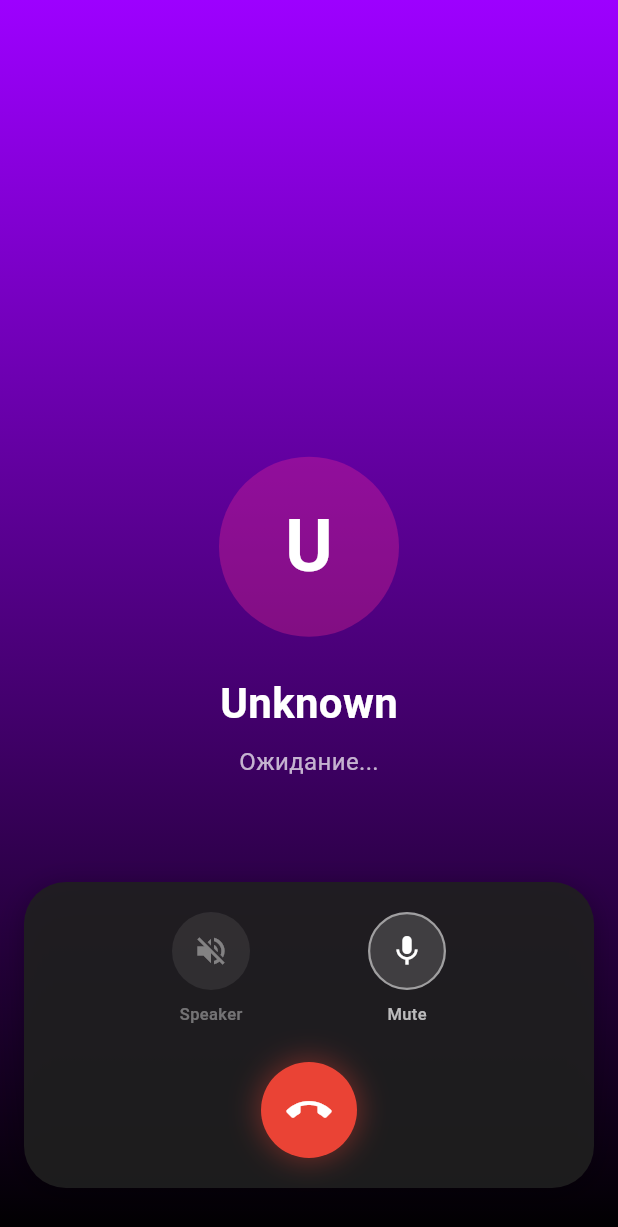
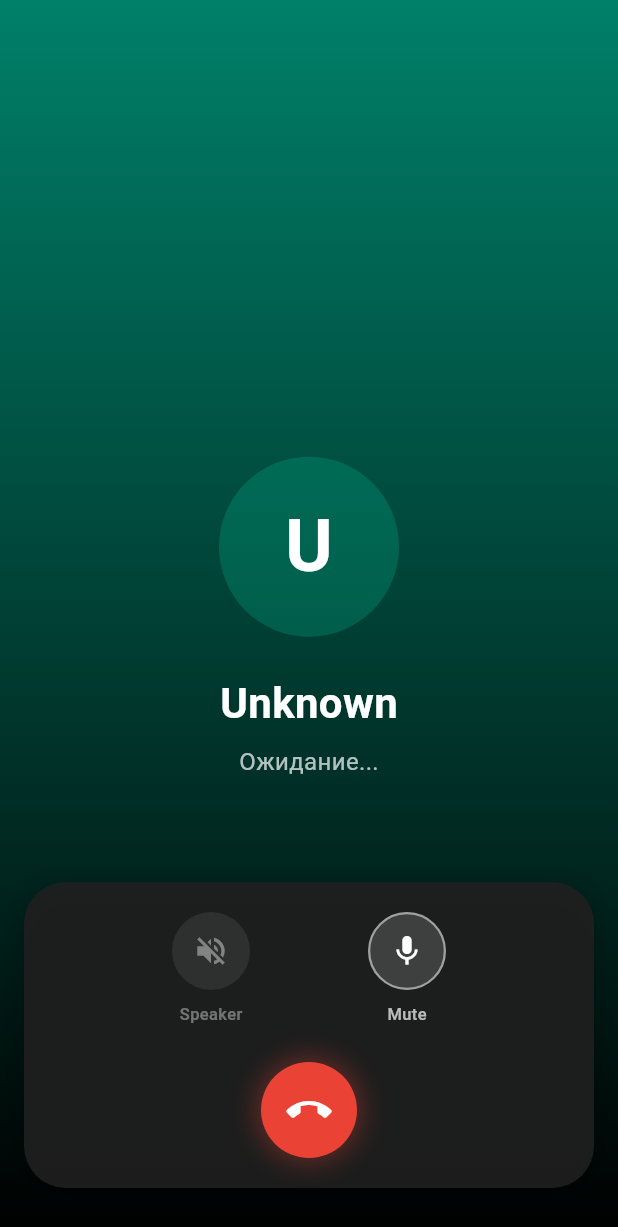
Before and after one commit to farruhsho/fury, a Flutter app: the CallPage screen opened by its route, on a phone screen of 412 x 824 dp. Shown: the top 1227 px of the screen. Run offline on Flutter 3.47's test engine with Material 3 defaults, Android fonts, the phone set to English and light mode, and no system bars; our stand-ins replace cached_network_image, camera, cloud_firestore, connectivity_plus, dartz, dio and 27 more; missing offline and left inert: encrypt, flutter_webrtc, record; accounts and stored records are empty; network calls fail; Roboto replaces fonts that are missing (SF Pro Display).

Commit message:
Add WhatsApp-style UI: green theme, dark mode, call sounds

```diff
--- a/lib/app/theme/app_colors.dart
+++ b/lib/app/theme/app_colors.dart
@@ -176,45 +176,84 @@ abstract class FuryColors {
   ];
 }
 
+/// WhatsApp-style colors for modern dark theme
+abstract class WhatsAppColors {
+  // === PRIMARY ===
+  static const Color primary = Color(0xFF00A884);  // WhatsApp green
+  static const Color primaryDark = Color(0xFF008069);
+  static const Color primaryLight = Color(0xFF25D366);
+
+  // === BACKGROUND ===
+  static const Color background = Color(0xFF0B141A);
+  static const Color surface = Color(0xFF1F2C33);
+  static const Color surfaceLight = Color(0xFF2A3942);
+
+  // === TEXT ===
+  static const Color textPrimary = Color(0xFFFFFFFF);
+  static const Color textSecondary = Color(0xFF8696A0);
+  static const Color textMuted = Color(0xFF667781);
+
+  // === CHAT BUBBLES ===
+  static const Color outgoingBubble = Color(0xFF005C4B);  // Dark green
+  static const Color incomingBubble = Color(0xFF202C33);  // Dark gray
+
+  // === BADGES & INDICATORS ===
+  static const Color unreadBadge = Color(0xFF00A884);
+  static const Color online = Color(0xFF00A884);
+  static const Color checkRead = Color(0xFF53BDEB);
+  static const Color checkDelivered = Color(0xFF8696A0);
+}
+
 /// Extension for easy access via existing AppColors references
 abstract class AppColors {
-  // Mapped for backward compatibility
-  static const Color primary = FuryColors.neonPink;
-  static const Color primaryLight = FuryColors.hotMagenta;
-  static const Color primaryDark = FuryColors.electricPurple;
+  // WhatsApp-style primary colors (GREEN THEME)
+  static const Color primary = WhatsAppColors.primary;
+  static const Color primaryLight = WhatsAppColors.primaryLight;
+  static const Color primaryDark = WhatsAppColors.primaryDark;
   static const Color secondary = FuryColors.electricPurple;
-  static const Color accent = FuryColors.cyberCyan;
+  static const Color accent = WhatsAppColors.primary;
 
-  static const Color backgroundLight = FuryColors.glassLight;
-  static const Color backgroundDark = FuryColors.deepBlack;
-  static const Color surfaceLight = FuryColors.glassDark;
-  static const Color surfaceDark = FuryColors.darkSurface;
+  // Dark theme backgrounds
+  static const Color backgroundLight = WhatsAppColors.surfaceLight;
+  static const Color backgroundDark = WhatsAppColors.background;
+  static const Color surfaceLight = WhatsAppColors.surface;
+  static const Color surfaceDark = WhatsAppColors.surface;
 
-  static const Color outgoingBubbleLight = FuryColors.outgoingBubbleStart;
-  static const Color outgoingBubbleDark = FuryColors.outgoingBubbleEnd;
-  static const Color incomingBubbleLight = FuryColors.incomingBubble;
-  static const Color incomingBubbleDark = FuryColors.incomingBubble;
+  // Chat bubbles - WhatsApp style
+  static const Color outgoingBubbleLight = WhatsAppColors.outgoingBubble;
+  static const Color outgoingBubbleDark = WhatsAppColors.outgoingBubble;
+  static const Color incomingBubbleLight = WhatsAppColors.incomingBubble;
+  static const Color incomingBubbleDark = WhatsAppColors.incomingBubble;
 
-  static const Color textPrimaryLight = FuryColors.textPrimary;
-  static const Color textPrimaryDark = FuryColors.textPrimary;
-  static const Color textSecondaryLight = FuryColors.textMuted;
-  static const Color textSecondaryDark = FuryColors.textMuted;
+  // Text colors
+  static const Color textPrimaryLight = WhatsAppColors.textPrimary;
+  static const Color textPrimaryDark = WhatsAppColors.textPrimary;
+  static const Color textSecondaryLight = WhatsAppColors.textSecondary;
+  static const Color textSecondaryDark = WhatsAppColors.textMuted;
 
-  static const Color online = FuryColors.online;
-  static const Color offline = FuryColors.textMuted;
-  static const Color typing = FuryColors.typing;
+  // Status indicators
+  static const Color online = WhatsAppColors.online;
+  static const Color offline = WhatsAppColors.textMuted;
+  static const Color typing = WhatsAppColors.primary;
   static const Color recording = FuryColors.recording;
 
-  static const Color singleCheck = FuryColors.checkSent;
-  static const Color doubleCheck = FuryColors.checkDelivered;
-  static const Color doubleCheckRead = FuryColors.checkRead;
+  // Message status
+  static const Color singleCheck = WhatsAppColors.checkDelivered;
+  static const Color doubleCheck = WhatsAppColors.checkDelivered;
+  static const Color doubleCheckRead = WhatsAppColors.checkRead;
 
+  // Semantic colors
   static const Color error = FuryColors.error;
   static const Color warning = FuryColors.warning;
-  static const Color success = FuryColors.success;
+  static const Color success = WhatsAppColors.primary;
   static const Color info = FuryColors.info;
 
+  // Gradients - keep some neon for effects
   static const LinearGradient storyGradient = FuryColors.flameGradient;
   static const LinearGradient callGradient = FuryColors.coolNeon;
-  static const LinearGradient primaryGradient = FuryColors.flameGradient;
+  static LinearGradient primaryGradient = LinearGradient(
+    colors: [WhatsAppColors.primary, WhatsAppColors.primaryDark],
+    begin: Alignment.topLeft,
+    end: Alignment.bottomRight,
+  );
 }
--- a/lib/core/providers/theme_provider.dart
+++ b/lib/core/providers/theme_provider.dart
@@ -4,7 +4,7 @@ import '../services/local_storage_service.dart';
 
 /// Theme provider for managing dark/light mode
 class ThemeProvider extends ChangeNotifier {
-  ThemeMode _themeMode = ThemeMode.system;
+  ThemeMode _themeMode = ThemeMode.dark;  // Default to dark for WhatsApp style
   LocalStorageService? _storageService;
   bool _isInitialized = false;
 
--- a/lib/features/calls/presentation/bloc/call_bloc.dart
+++ b/lib/features/calls/presentation/bloc/call_bloc.dart
@@ -204,16 +204,21 @@ class CallBloc extends Bloc<CallEvent, CallState> {
   Future<void> _playCallerRingtone() async {
     if (!_isAudioSupported || _ringtonePlayer == null) return;
     try {
-      // Don't play on web if not supported or on receiving end
-      if (!_isCallCaller) return;
+      // Don't play on web if not supported
       if (kIsWeb) return; // Skip on web for now to avoid Source error if asset not found
 
-      await _ringtonePlayer!.setAsset('assets/sounds/ringtone.mp3');
+      // Play gudok (dialing tone) for outgoing calls, ringtone for incoming
+      final assetPath = _isCallCaller
+          ? 'assets/sounds/cell-phone-ring-simple_my3rhfvo.mp3' // Gudok for caller
+          : 'assets/sounds/minimalist-ringtone-450452.mp3';      // Ringtone for callee
+
+      await _ringtonePlayer!.setAsset(assetPath);
       await _ringtonePlayer!.setLoopMode(LoopMode.one);
-      await _ringtonePlayer!.setVolume(0.5); // Lower volume for ear
+      await _ringtonePlayer!.setVolume(_isCallCaller ? 0.5 : 1.0); // Lower volume for gudok, full for ringtone
       await _ringtonePlayer!.play();
+      debugPrint('🔊 [CALL_BLOC] Playing ${_isCallCaller ? "gudok" : "ringtone"}');
     } catch (e) {
-      debugPrint('⚠️ [CALL_BLOC] Could not play caller ringtone: $e');
+      debugPrint('⚠️ [CALL_BLOC] Could not play ringtone: $e');
     }
   }
 
@@ -221,8 +226,9 @@ class CallBloc extends Bloc<CallEvent, CallState> {
     if (!_isAudioSupported || _ringtonePlayer == null) return;
     try {
       await _ringtonePlayer!.stop();
+      debugPrint('🔊 [CALL_BLOC] Stopped ringtone');
     } catch (e) {
-      debugPrint('⚠️ [CALL_BLOC] Could not stop caller ringtone: $e');
+      debugPrint('⚠️ [CALL_BLOC] Could not stop ringtone: $e');
     }
   }
 
--- a/lib/features/chat/presentation/widgets/message_bubble.dart
+++ b/lib/features/chat/presentation/widgets/message_bubble.dart
@@ -49,7 +49,9 @@ class MessageBubble extends StatelessWidget {
           vertical: AppSpacing.sm,
         ),
         decoration: BoxDecoration(
-          color: isMe ? AppColors.primary : AppColors.surfaceLight,
+          color: isMe
+              ? AppColors.outgoingBubbleLight  // WhatsApp green for outgoing
+              : AppColors.incomingBubbleLight,  // Dark gray for incoming
           borderRadius: BorderRadius.only(
             topLeft: const Radius.circular(AppSpacing.radiusLg),
             topRight: const Radius.circular(AppSpacing.radiusLg),
@@ -58,7 +60,7 @@ class MessageBubble extends StatelessWidget {
           ),
           boxShadow: [
             BoxShadow(
-              color: Colors.black.withValues(alpha: 0.05),
+              color: Colors.black.withValues(alpha: 0.1),
               blurRadius: 4,
               offset: const Offset(0, 2),
             ),
--- a/lib/main.dart
+++ b/lib/main.dart
@@ -42,11 +42,13 @@ Future<void> main() async {
   // This registers all services, repositories, use cases, and BLoCs
   await di.init();
 
-  // Set preferred system UI overlay style
+  // Set preferred system UI overlay style (for dark theme)
   SystemChrome.setSystemUIOverlayStyle(
     const SystemUiOverlayStyle(
       statusBarColor: Colors.transparent,
-      statusBarIconBrightness: Brightness.dark,
+      statusBarIconBrightness: Brightness.light,  // Light icons for dark background
+      systemNavigationBarColor: Color(0xFF0B141A),  // WhatsApp dark
+      systemNavigationBarIconBrightness: Brightness.light,
     ),
   );
 
```
Also changed, not shown: 2 other files.
